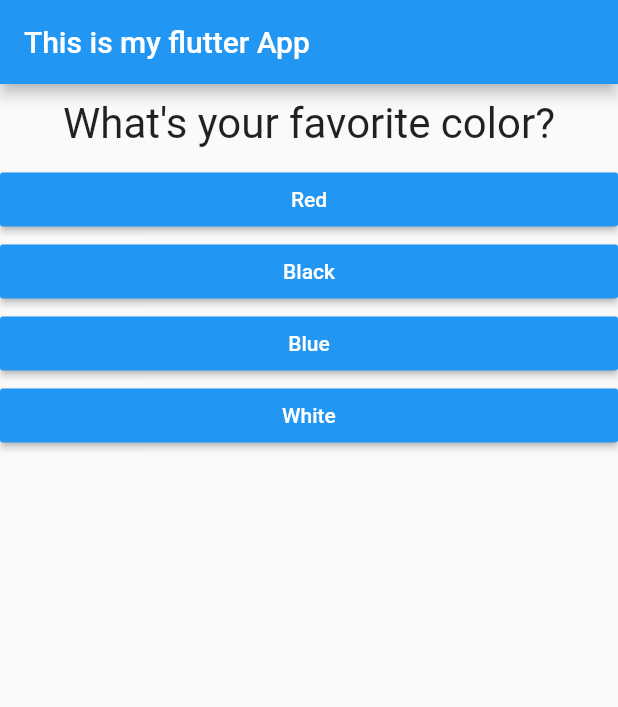
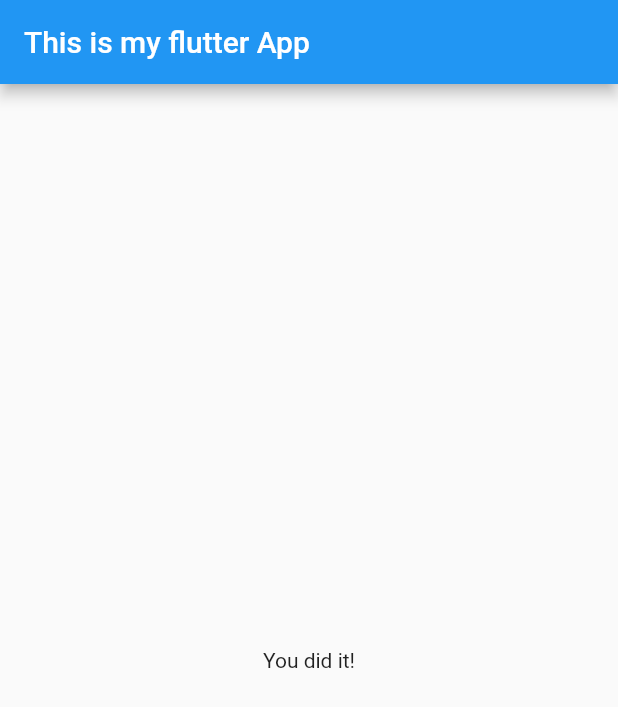
Before and after one commit to medooox3/01--Flutter-basics, a Flutter app: the screen it shows after launch, after a tap on "Red", after a tap on "Dog", after a tap on "Design patterns", on a phone screen of 412 x 824 dp. Shown: the top 707 px of the screen. Run offline on Flutter 3.47's test engine with Material 2 defaults, Android fonts, the phone set to English and light mode, and no system bars.

Commit message:
The tutorial only explains basic stuff , with no actual structure of the program

```diff
--- a/lib/main.dart
+++ b/lib/main.dart
@@ -6,29 +6,31 @@ main() => runApp(MyApp());
 
 class MyApp extends StatefulWidget {
   @override
-  State<StatefulWidget> createState(){
+  State<StatefulWidget> createState() {
     return _MyAppState();
   }
 }
-class _MyAppState extends State<MyApp>{
+
+class _MyAppState extends State<MyApp> {
   var _questionIndex = 0;
-  var questions = [
+  final questions = const [
     {
-      "question text" : "What's your favorite color?",
-      "answers" : ["Red", "Black", "Blue", "White"]
+      "question text": "What's your favorite color?",
+      "answers": ["Red", "Black", "Blue", "White"]
     },
     {
-      "question text" : "What's your favorite animal?",
-      "answers" : ["Cat", "Dog", "Horse", "Mouse"]
+      "question text": "What's your favorite animal?",
+      "answers": ["Cat", "Dog", "Horse", "Mouse"]
     },
     {
-      "question text" : "What would you like to learn?",
-      "answers" : ["Dart", "Flutter", "Design patterns", "Algorithms"]
+      "question text": "What would you like to learn?",
+      "answers": ["Dart", "Flutter", "Design patterns", "Algorithms"]
     },
   ];
   void _answerQuestion() {
     setState(() {
-    _questionIndex = _questionIndex >= questions.length -1 ? 0 : _questionIndex + 1;
+      // _questionIndex = _questionIndex >= questions.length -1 ? 0 : _questionIndex + 1;
+      _questionIndex++;
     });
   }
 
@@ -40,15 +42,17 @@ class _MyAppState extends State<MyApp>{
         appBar: AppBar(
           title: Text("This is my flutter App"),
         ),
-        body: Column(
-          children: <Widget>[
-            Question(questions[_questionIndex]["question text"]),
-            ...(questions[_questionIndex]["answers"] as List<String>)
-                  .map((answer){
+        body: _questionIndex < questions.length
+            ? Column(
+                children: <Widget>[
+                  Question(questions[_questionIndex]["question text"]),
+                  ...(questions[_questionIndex]["answers"] as List<String>)
+                      .map((answer) {
                     return Answer(_answerQuestion, answer);
                   }).toList(),
-          ],
-        ),
+                ],
+              )
+            : Center(child: Text("You did it!")),
       ),
     );
   }
```
